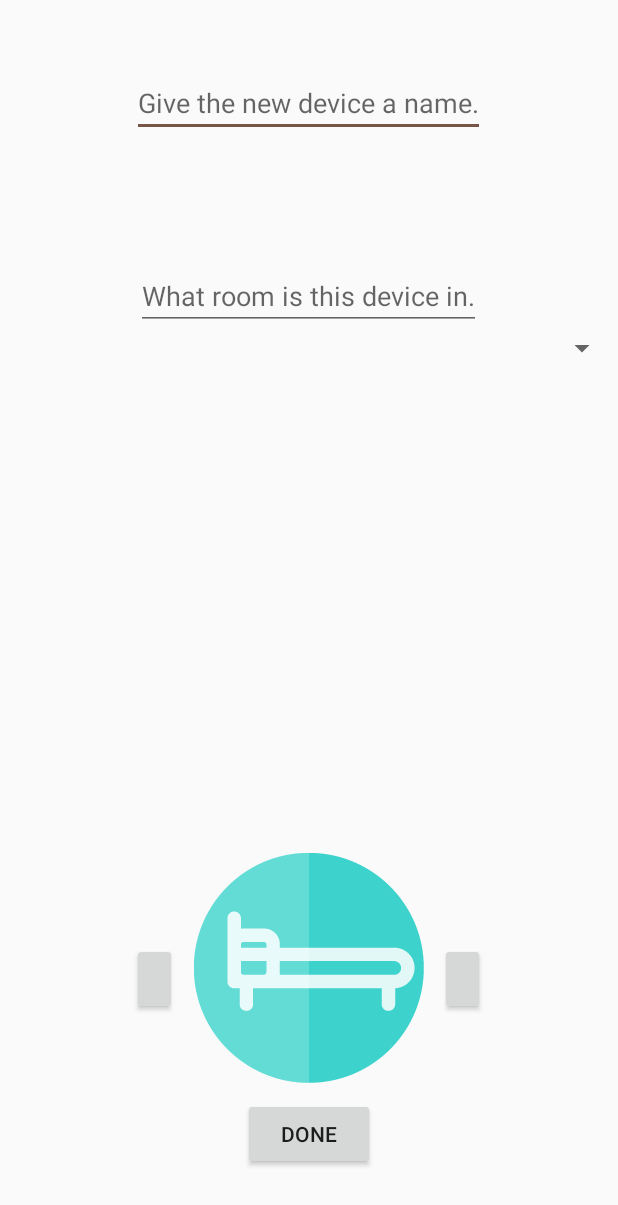
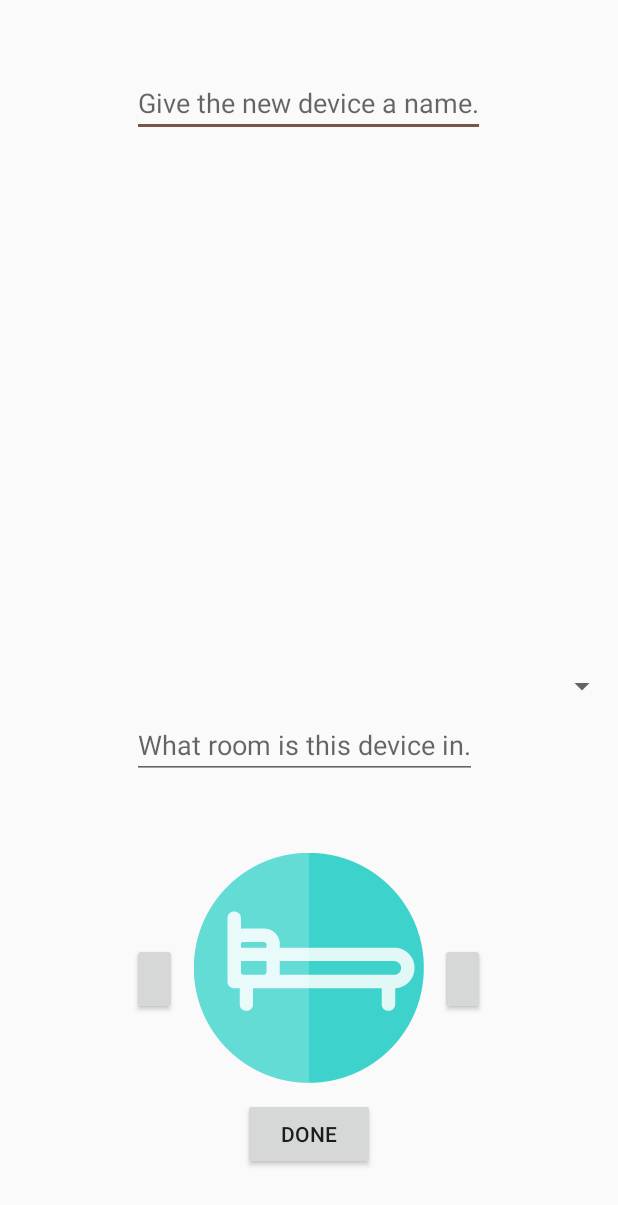
Before and after one commit to seadsystem/android, an Android app: the layout activity_add_device.xml on its own in the app's theme, with its tools: preview values and no code run, on a phone screen of 412 x 824 dp. Shown: the top 1205 px of the screen. Run offline under Robolectric (Android 15) with nearby library versions, the phone set to English and light mode, and no system bars.

Commit message:
Added dropdown and not yet working device info

```diff
--- a/SEADS/app/src/main/AndroidManifest.xml
+++ b/SEADS/app/src/main/AndroidManifest.xml
@@ -57,6 +57,10 @@
             android:name=".DeviceListActivity">
         </activity>
 
+        <activity android:name=".DeviceInfo">
+
+        </activity>
+
         <activity
             android:name=".AddDevice"
             android:label="@string/title_activity_add_device">
--- a/SEADS/app/src/main/java/android/sead_systems/seads/graph/DynamicChartActivity.java
+++ b/SEADS/app/src/main/java/android/sead_systems/seads/graph/DynamicChartActivity.java
@@ -18,7 +18,7 @@ import com.github.mikephil.charting.highlight.Highlight;
 import com.github.mikephil.charting.interfaces.datasets.ILineDataSet;
 import com.github.mikephil.charting.utils.ColorTemplate;
 
-public class DynamicChartActivity extends Activity {
+public class  DynamicChartActivity extends Activity {
     private LineChart mChart;
     private Thread thread;
 
--- a/SEADS/app/src/main/res/layout/activity_add_device.xml
+++ b/SEADS/app/src/main/res/layout/activity_add_device.xml
@@ -13,23 +13,6 @@
         android:hint="@string/deviceName"
         android:layout_marginTop="46dp"
         android:layout_alignParentTop="true"
-        android:layout_centerHorizontal="true" />
-
-    <Spinner
-        android:layout_width="match_parent"
-        android:layout_height="wrap_content"
-        android:layout_below="@+id/new_room"
-        android:layout_alignParentLeft="true"
-        android:layout_alignParentStart="true"
-        android:id="@+id/room_dropdown" />
-
-    <EditText android:id="@+id/new_room"
-
-        android:layout_width="wrap_content"
-        android:layout_height="wrap_content"
-        android:hint="@string/roomName"
-        android:layout_marginTop="83dp"
-        android:layout_below="@+id/new_device"
         android:layout_centerHorizontal="true" />
 
     <Button
@@ -74,5 +57,27 @@
         android:layout_alignEnd="@+id/new_device"
         android:onClick="picture_right" />
 
+    <Spinner
+        android:layout_width="match_parent"
+        android:gravity="center"
+        android:layout_height="wrap_content"
+        android:id="@+id/room_dropdown"
+        android:layout_alignBottom="@+id/new_room"
+        android:layout_alignParentLeft="true"
+        android:layout_alignParentStart="true"
+        android:layout_marginLeft="13dp"
+        android:layout_marginStart="13dp"
+        android:layout_marginBottom="50dp" />
+
+    <EditText android:id="@+id/new_room"
+
+        android:layout_width="wrap_content"
+        android:layout_height="wrap_content"
+        android:hint="@string/roomName"
+        android:layout_marginBottom="49dp"
+        android:layout_above="@+id/imageView"
+        android:layout_alignLeft="@+id/left"
+        android:layout_alignStart="@+id/left" />
+
 
 </RelativeLayout>
```
Also changed, not shown: SEADS/app/src/main/java/android/sead_systems/seads/AddDevice.java (+68 -12 lines), SEADS/app/src/main/java/android/sead_systems/seads/DeviceInfo.java (added, +51 -0 lines), SEADS/app/src/main/java/android/sead_systems/seads/DeviceListActivity.java (+18 -7 lines), SEADS/app/src/main/res/layout/activity_device_info.xml (added, +40 -0 lines).
